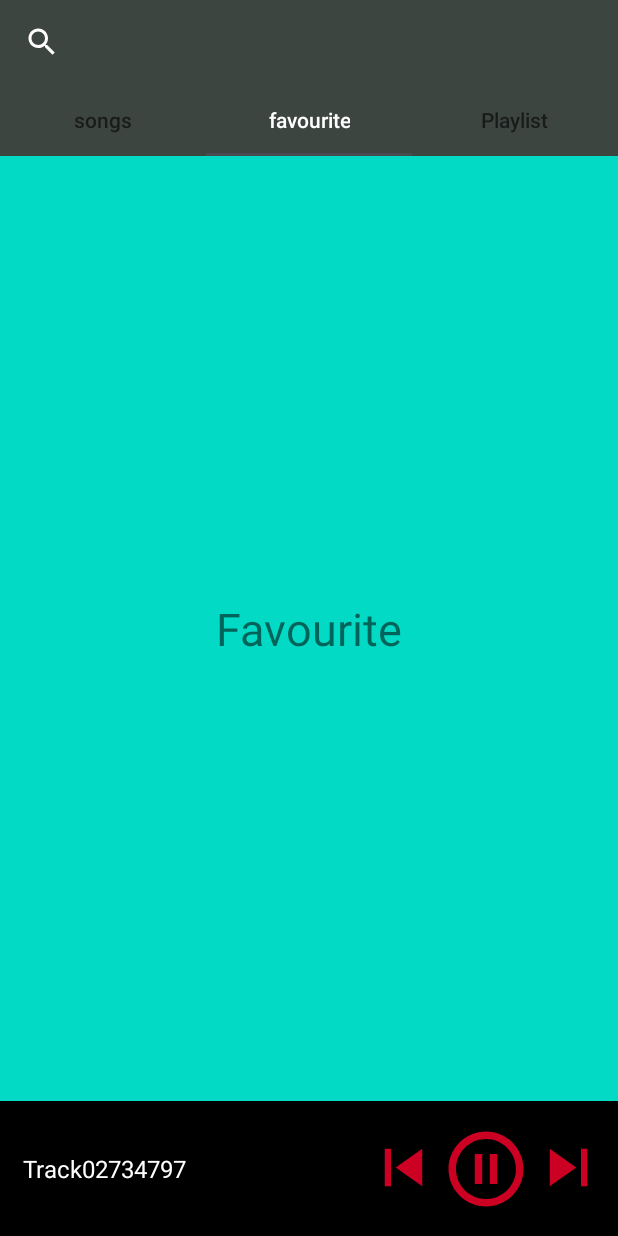
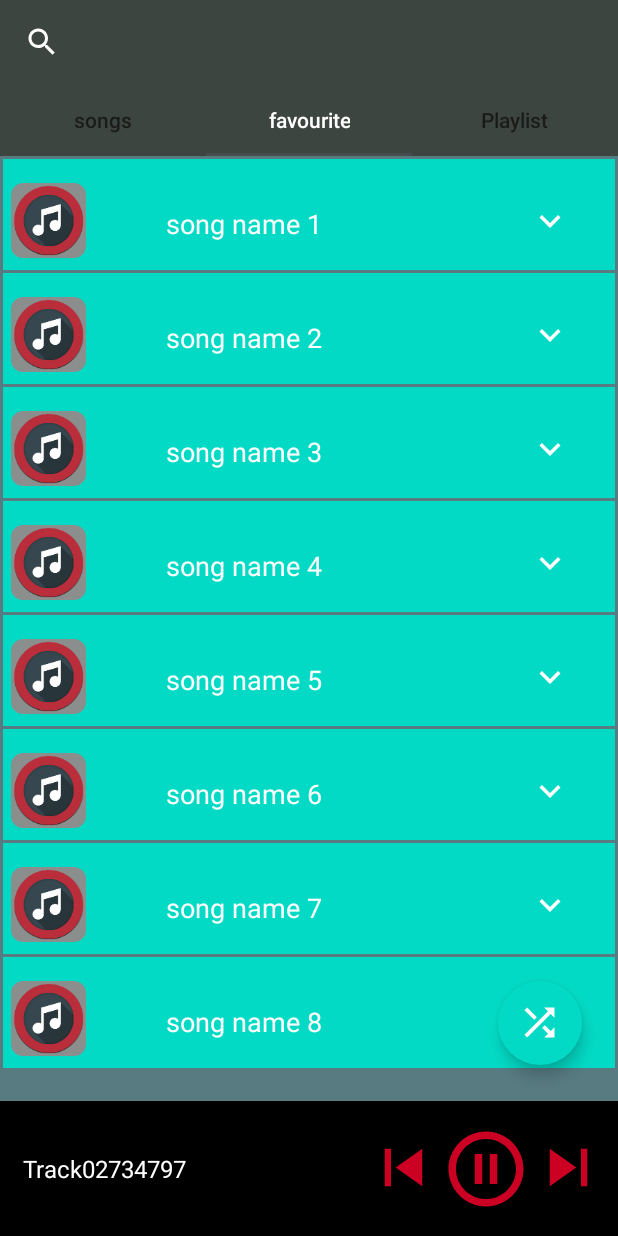
Before and after one commit to afsalmuhammed97/MusicPlayer, an Android app: the screen it shows after launch (MainActivity), tab 2 chosen, on a phone screen of 412 x 824 dp. Run offline under Robolectric (Android 15) with nearby library versions, the phone set to English and light mode, and no system bars; our stand-ins replace EventBus; 7 statements that could not run were skipped.

Commit message:
eighth commit

```diff
--- a/app/src/main/java/com/practies/musicapp/MainActivity.kt
+++ b/app/src/main/java/com/practies/musicapp/MainActivity.kt
@@ -90,6 +90,7 @@ class MainActivity : AppCompatActivity(),ServiceConnection {
            // Toast.makeText(this,"Layout clicked",Toast.LENGTH_SHORT).show()
         }
 
+       // binding.songNameMini.text=musicServices!!.musiclistSe[musicServices!!.currentIndex].title
 
     }
 
--- a/app/src/main/java/com/practies/musicapp/Music.kt
+++ b/app/src/main/java/com/practies/musicapp/Music.kt
@@ -1,5 +1,6 @@
 package com.practies.musicapp
 
+import com.practies.musicapp.fragments.favoriteFragment
 import java.io.Serializable
 import java.util.concurrent.TimeUnit
 
@@ -10,10 +11,14 @@ data class Music(
     val artist:String, val duration:Long =0,
     val path:String, val artUri:String ,val playListId:Int=0 ): Serializable
     //:Serializable
-fun formatDuration(duration: Long):String{
-    val minutes= TimeUnit.MINUTES.convert(duration, TimeUnit.MILLISECONDS)
-    val seconds= (TimeUnit.SECONDS.convert(duration, TimeUnit.MILLISECONDS)-
-            minutes* TimeUnit.SECONDS.convert(1, TimeUnit.MINUTES))
-    return String.format("%02d:%02d",minutes,seconds)
+fun formatDuration(duration: Long):String {
+        val minutes = TimeUnit.MINUTES.convert(duration, TimeUnit.MILLISECONDS)
+        val seconds = (TimeUnit.SECONDS.convert(duration, TimeUnit.MILLISECONDS) -
+                minutes * TimeUnit.SECONDS.convert(1, TimeUnit.MINUTES))
+        return String.format("%02d:%02d", minutes, seconds)
+    }
+
+fun  favoriteChecker(id: String){
+
 
 }
--- /dev/null
+++ b/app/src/main/java/com/practies/musicapp/adapter/FavoriteAdapter.kt
@@ -0,0 +1,53 @@
+package com.practies.musicapp.adapter
+
+import android.view.*
+import android.widget.ImageView
+import android.widget.TextView
+import androidx.recyclerview.widget.RecyclerView
+import com.bumptech.glide.Glide
+import com.bumptech.glide.request.RequestOptions
+import com.practies.musicapp.Music
+import com.practies.musicapp.R
+
+
+class FavoriteAdapter(private val favoriteList:ArrayList<String>):RecyclerView.Adapter<FavoriteAdapter.FavHolder>() {
+   // lateinit var fListener:onItemClickListner
+
+  /* interface onItemClickListner{
+       fun onItemClick(position: Int)
+   }
+    fun setOnItemClickListner(listener:onItemClickListner){
+        fListener=listener
+    }*/
+  //  ,listener:onItemClickListner
+    class FavHolder(itemView:View):RecyclerView.ViewHolder(itemView) {
+           val title=itemView.findViewById<TextView>(R.id.songs_name_fav)
+       // val songImag=itemView.findViewById<ImageView>(R.id.imageMvFav)
+
+        init {
+            itemView.setOnClickListener {
+             //  listener.onItemClick(adapterPosition)
+            }
+        }
+
+    }
+
+
+
+    override fun onCreateViewHolder(parent: ViewGroup, viewType: Int): FavHolder {
+        val itemView=LayoutInflater.from(parent.context).inflate(R.layout.favorite_view,parent,false)
+        return  FavHolder(itemView)//,fListener)
+    }
+
+    override fun onBindViewHolder(holder: FavHolder, position: Int) {
+        val item=favoriteList[position]
+        holder.title.text=item //.title
+//       Glide.with(holder.itemView.context).load(favoriteList[position].artUri)
+//           .apply(RequestOptions.placeholderOf(R.drawable.headphone).centerCrop())
+//           .into(holder.songImag)
+    }
+
+    override fun getItemCount(): Int {
+    return   favoriteList.size
+    }
+}
--- a/app/src/main/java/com/practies/musicapp/adapter/ItemList.kt
+++ /dev/null
@@ -1,3 +0,0 @@
-package com.practies.musicapp.adapter
-
-data class ItemList (val language:String ,val sector :String)
--- a/app/src/main/java/com/practies/musicapp/adapter/MusicAdapter.kt
+++ b/app/src/main/java/com/practies/musicapp/adapter/MusicAdapter.kt
@@ -13,11 +13,11 @@ import com.bumptech.glide.request.RequestOptions
 import com.practies.musicapp.Music
 import com.practies.musicapp.R
 import com.practies.musicapp.formatDuration
+import com.practies.musicapp.interfaces.OnSongComplete
 
 
 //private val context: Context    , private val intemOnclicked:(Music) ->Unit  ,var onSongSelect: onSongSelect
-class MusicAdapter(private val musicList: ArrayList<Music>)
-    :RecyclerView.Adapter<MusicAdapter.MyHolder>() {
+class MusicAdapter(private val musicList: ArrayList<Music>) :RecyclerView.Adapter<MusicAdapter.MyHolder>() {
 
     private lateinit var mListenr:onItemClickListener
 
@@ -35,7 +35,7 @@ class MusicAdapter(private val musicList: ArrayList<Music>)
     {
         val title= itemView.findViewById<TextView>(R.id.songs_nameMv)
 
-        val duration=itemView.findViewById<TextView>(R.id.song_duration)
+       // val duration=itemView.findViewById<TextView>(R.id.song_duration)
         val albumName=itemView.findViewById<TextView>(R.id.song_album)
         val songImage= itemView.findViewById<ImageView>(R.id.imageMv)
 
@@ -64,7 +64,7 @@ class MusicAdapter(private val musicList: ArrayList<Music>)
        val item=musicList [position]
         holder.title.text=item.title
         holder.albumName.text=item.album
-        holder.duration.text= formatDuration(item.duration)
+        //holder.duration.text= formatDuration(item.duration)
 
         Glide.with(holder.itemView.context).load(musicList[position].artUri)
             .apply(RequestOptions.placeholderOf(R.drawable.headphone).centerCrop())
--- a/app/src/main/java/com/practies/musicapp/adapter/ViewPageAdapter.kt
+++ b/app/src/main/java/com/practies/musicapp/adapter/ViewPageAdapter.kt
@@ -5,7 +5,7 @@ import androidx.fragment.app.FragmentManager
 import androidx.lifecycle.Lifecycle
 import androidx.viewpager2.adapter.FragmentStateAdapter
 import com.practies.musicapp.fragments.AlSongsFragment
-import com.practies.musicapp.fragments.FavouriteFragment
+import com.practies.musicapp.fragments.favoriteFragment
 
 import com.practies.musicapp.fragments.PlaylistFragment
 
@@ -21,7 +21,7 @@ class ViewPageAdapter(fragmentManager: FragmentManager,lifecycle: Lifecycle):Fra
                         AlSongsFragment()
                     }
                     1-> {
-                        FavouriteFragment()
+                        favoriteFragment()
                     }
                     2->{
                        PlaylistFragment()
--- a/app/src/main/java/com/practies/musicapp/fragments/AlSongsFragment.kt
+++ b/app/src/main/java/com/practies/musicapp/fragments/AlSongsFragment.kt
@@ -77,6 +77,8 @@ private  lateinit var adapter:MusicAdapter
         binding= FragmentAlSongsBinding.inflate(inflater,container,false)
          adapter = MusicAdapter(musiclist)
         binding.musicRV.layoutManager=LinearLayoutManager(context)
+        binding.musicRV.hasFixedSize()
+        binding.musicRV.setItemViewCacheSize(13)
         binding.musicRV.adapter=  adapter
         return binding.root
     }
--- a/app/src/main/java/com/practies/musicapp/fragments/FavouriteFragment.kt
+++ /dev/null
@@ -1,27 +0,0 @@
-package com.practies.musicapp.fragments
-
-import android.os.Bundle
-import androidx.fragment.app.Fragment
-import android.view.LayoutInflater
-import android.view.View
-import android.view.ViewGroup
-import com.practies.musicapp.R
-
-
-class FavouriteFragment : Fragment() {
-
-    override fun onCreate(savedInstanceState: Bundle?) {
-        super.onCreate(savedInstanceState)
-
-    }
-
-    override fun onCreateView(
-        inflater: LayoutInflater, container: ViewGroup?,
-        savedInstanceState: Bundle?
-    ): View? {
-        // Inflate the layout for this fragment
-        return inflater.inflate(R.layout.fragment_favourite, container, false)
-    }
-
-
-}
--- /dev/null
+++ b/app/src/main/java/com/practies/musicapp/fragments/favoriteFragment.kt
@@ -0,0 +1,93 @@
+package com.practies.musicapp.fragments
+
+import android.content.ComponentName
+import android.content.Intent
+import android.content.ServiceConnection
+import android.os.Bundle
+import android.os.IBinder
+import android.speech.tts.TextToSpeech
+import androidx.fragment.app.Fragment
+import android.view.LayoutInflater
+import android.view.View
+import android.view.ViewGroup
+import android.widget.Toast
+import androidx.appcompat.app.AppCompatActivity
+import androidx.recyclerview.widget.LinearLayoutManager
+import com.practies.musicapp.Music
+import com.practies.musicapp.R
+import com.practies.musicapp.adapter.FavoriteAdapter
+import com.practies.musicapp.databinding.FragmentFavoriteBinding
+import com.practies.musicapp.service.MusicServices
+
+
+class favoriteFragment : Fragment(),ServiceConnection {
+     var musicServices:MusicServices?=null
+    lateinit var binding: FragmentFavoriteBinding
+    lateinit var favAdapter:FavoriteAdapter
+    var  favoriteList= arrayListOf<Music>()
+          val favoriteSongs:ArrayList<Music> = ArrayList()
+    override fun onCreate(savedInstanceState: Bundle?) {
+        super.onCreate(savedInstanceState)
+              val intent=Intent(context,MusicServices::class.java)
+        requireActivity().bindService(intent,this, AppCompatActivity.BIND_AUTO_CREATE)
+        requireActivity().startService(intent)
+
+
+    }
+
+    override fun onCreateView(
+        inflater: LayoutInflater, container: ViewGroup?, savedInstanceState: Bundle?): View? {
+        // Inflate the layout for this fragment
+
+        binding= FragmentFavoriteBinding.inflate(inflater,container,false)
+
+        val tempList=ArrayList<String>()
+        tempList.add("song name 1 ")
+        tempList.add("song name 2")
+
+        tempList.add("song name 3")
+
+        tempList.add("song name 4")
+
+        tempList.add("song name 5")
+
+        tempList.add("song name 6")
+
+        tempList.add("song name 7")
+        tempList.add("song name 8")
+
+
+        favAdapter= FavoriteAdapter (tempList)//(favoriteList )
+        binding.favRecyclerView.layoutManager= LinearLayoutManager(context)
+        binding.favRecyclerView.hasFixedSize()
+        binding.favRecyclerView.setItemViewCacheSize(13)
+        binding.favRecyclerView.adapter=favAdapter
+        return binding.root
+    }
+
+    override fun onViewCreated(view: View, savedInstanceState: Bundle?) {
+        super.onViewCreated(view, savedInstanceState)
+//        favAdapter.setOnItemClickListner(object :FavoriteAdapter.onItemClickListner{
+//            override fun onItemClick(position: Int) {
+//              Toast.makeText(context,"item ${position} clicked",Toast.LENGTH_SHORT).show()
+//            }
+
+   //     })
+
+    }
+
+    override fun onServiceConnected(name: ComponentName?, service: IBinder?) {
+        val binder=service as MusicServices.Mybinder
+        musicServices=binder.currentService()
+
+        Toast.makeText(context,"Favorite connected",Toast.LENGTH_SHORT).show()
+        musicServices!!.musiclistSe=favoriteList
+
+    }
+
+    override fun onServiceDisconnected(name: ComponentName?) {
+        TODO("Not yet implemented")
+    }
+
+
+}
--- /dev/null
+++ b/app/src/main/res/drawable/down_arrow_icon.xml
@@ -0,0 +1,5 @@
+<vector android:height="28dp" android:tint="#FFFFFF"
+    android:viewportHeight="24" android:viewportWidth="24"
+    android:width="28dp" xmlns:android="http://schemas.android.com/apk/res/android">
+    <path android:fillColor="@android:color/white" android:pathData="M7.41,8.59L12,13.17l4.59,-4.58L18,10l-6,6 -6,-6 1.41,-1.41z"/>
+</vector>
--- a/app/src/main/res/layout/activity_main.xml
+++ b/app/src/main/res/layout/activity_main.xml
@@ -53,6 +53,7 @@
 
 
             <TextView
+                android:id="@+id/song_name_mini"
                 android:layout_width="0dp"
                 android:layout_height="wrap_content"
                 app:layout_constraintBottom_toBottomOf="parent"
--- /dev/null
+++ b/app/src/main/res/layout/favorite_view.xml
@@ -0,0 +1,68 @@
+<?xml version="1.0" encoding="utf-8"?>
+<RelativeLayout
+    xmlns:android="http://schemas.android.com/apk/res/android"
+    xmlns:tools="http://schemas.android.com/tools"
+    android:layout_width="match_parent"
+    android:layout_height="wrap_content"
+    xmlns:app="http://schemas.android.com/apk/res-auto"
+    android:background="@color/teal_200"
+    android:paddingTop="8dp"
+    android:layout_marginBottom="2dp">
+
+
+    <com.google.android.material.imageview.ShapeableImageView
+        android:id="@+id/imageMvFav"
+        android:layout_width="50dp"
+        android:layout_height="50dp"
+        android:layout_marginStart="5dp"
+        android:layout_marginTop="8dp"
+        android:layout_marginEnd="16dp"
+        android:src="@mipmap/music_player_icon"
+        app:layout_constraintBottom_toBottomOf="parent"
+        app:layout_constraintEnd_toStartOf="@+id/songs_name_fav"
+        app:layout_constraintStart_toStartOf="parent"
+        app:layout_constraintTop_toTopOf="parent"
+        app:layout_constraintVertical_bias="0.0"
+        app:shapeAppearanceOverlay="@style/Rounded_corner"
+        tools:ignore="MissingConstraints" />
+
+    <TextView
+        android:id="@+id/songs_name_fav"
+        android:layout_width="wrap_content"
+        android:layout_height="30dp"
+
+        android:layout_marginStart="37dp"
+        android:layout_marginTop="20dp"
+        android:layout_marginEnd="109dp"
+        android:layout_marginBottom="16dp"
+
+        android:layout_toEndOf="@+id/imageMvFav"
+        android:gravity="center_vertical"
+        android:paddingVertical="2dp"
+        android:singleLine="true"
+        android:text="@string/song_name"
+        android:textColor="@color/white"
+        android:textSize="18sp"
+
+        tools:ignore="RelativeOverlap" />
+
+    <ImageButton
+
+        android:id="@+id/option_icon_fav"
+        android:layout_width="55dp"
+        android:layout_height="50dp"
+        android:layout_alignParentEnd="true"
+
+        android:layout_marginStart="69dp"
+        android:layout_marginTop="8dp"
+        android:layout_marginEnd="16dp"
+        android:background="@android:color/transparent"
+        android:contentDescription="@string/preve_bt"
+        android:src="@drawable/down_arrow_icon"
+        app:layout_constraintBottom_toBottomOf="parent"
+        app:layout_constraintEnd_toEndOf="parent"
+        app:layout_constraintStart_toEndOf="@+id/songs_name_fav"
+        app:layout_constraintTop_toTopOf="parent" />
+
+
+</RelativeLayout>
--- /dev/null
+++ b/app/src/main/res/layout/fragment_favorite.xml
@@ -0,0 +1,36 @@
+<?xml version="1.0" encoding="utf-8"?>
+<androidx.constraintlayout.widget.ConstraintLayout xmlns:android="http://schemas.android.com/apk/res/android"
+    xmlns:app="http://schemas.android.com/apk/res-auto"
+    xmlns:tools="http://schemas.android.com/tools"
+    android:layout_width="match_parent"
+    android:layout_height="match_parent"
+    android:background="#577B81"
+    tools:context=".fragments.favoriteFragment">
+
+    <androidx.recyclerview.widget.RecyclerView
+        android:id="@+id/fav_recycler_view"
+        android:layout_width="match_parent"
+        android:layout_height="match_parent"
+        android:layout_margin="2dp"
+        app:layout_constraintBottom_toBottomOf="parent"
+        app:layout_constraintEnd_toEndOf="parent"
+        app:layout_constraintStart_toStartOf="parent"
+        app:layout_constraintTop_toTopOf="parent" />
+
+    <com.google.android.material.floatingactionbutton.ExtendedFloatingActionButton
+        android:layout_width="wrap_content"
+        android:layout_height="wrap_content"
+        android:layout_marginEnd="24dp"
+        android:layout_marginBottom="24dp"
+        app:backgroundTint="@color/teal_200"
+        app:icon="@drawable/shuffle"
+        app:iconSize="30dp"
+        app:iconTint="@color/white"
+        app:layout_constraintBottom_toBottomOf="parent"
+        app:layout_constraintEnd_toEndOf="parent"
+        app:layout_constraintVertical_bias="0.995"
+        tools:ignore="SpeakableTextPresentCheck" />
+
+
+
+</androidx.constraintlayout.widget.ConstraintLayout>
--- a/app/src/main/res/layout/fragment_favourite.xml
+++ /dev/null
@@ -1,22 +0,0 @@
-<?xml version="1.0" encoding="utf-8"?>
-<androidx.constraintlayout.widget.ConstraintLayout xmlns:android="http://schemas.android.com/apk/res/android"
-    xmlns:app="http://schemas.android.com/apk/res-auto"
-    xmlns:tools="http://schemas.android.com/tools"
-    android:layout_width="match_parent"
-    android:layout_height="match_parent"
-    android:background="@color/teal_200"
-    tools:context=".fragments.FavouriteFragment">
-
-    <TextView
-        android:layout_width="wrap_content"
-        android:layout_height="wrap_content"
-        android:layout_centerInParent="true"
-        android:text="Favourite"
-        android:textSize="30sp"
-        app:layout_constraintBottom_toBottomOf="parent"
-        app:layout_constraintEnd_toEndOf="parent"
-        app:layout_constraintStart_toStartOf="parent"
-        app:layout_constraintTop_toTopOf="parent" />
-
-
-</androidx.constraintlayout.widget.ConstraintLayout>
--- a/app/src/main/res/layout/music_view.xml
+++ b/app/src/main/res/layout/music_view.xml
@@ -23,9 +23,8 @@
         android:layout_width="wrap_content"
         android:layout_height="30dp"
         android:layout_marginStart="18dp"
-
         android:layout_marginEnd="-13dp"
-        android:layout_toStartOf="@id/song_duration"
+        android:layout_toStartOf="@id/option_icon"
         android:layout_toEndOf="@id/imageMv"
         android:gravity="center_vertical"
         android:paddingVertical="2dp"
@@ -41,7 +40,7 @@
         android:layout_marginStart="16dp"
         android:layout_marginTop="30dp"
         android:layout_marginEnd="-7dp"
-        android:layout_toStartOf="@id/song_duration"
+        android:layout_toStartOf="@id/option_icon"
         android:layout_toEndOf="@id/imageMv"
         android:gravity="center_vertical"
         android:paddingVertical="2dp"
@@ -50,17 +49,26 @@
         android:textColor="@color/white"
         android:textSize="14sp" />
 
-    <TextView
-        android:id="@+id/song_duration"
+<!--    <TextView-->
+<!--        android:id="@+id/song_duration"-->
+<!--        android:layout_width="55dp"-->
+<!--        android:layout_height="50dp"-->
+<!--        android:layout_alignParentEnd="true"-->
+<!--        android:gravity="center"-->
+<!--        android:text="@string/song_start"-->
+<!--        android:textColor="@color/white"-->
+<!--        android:textSize="14sp" />-->
+
+
+    <ImageButton
+
+        android:id="@+id/option_icon"
         android:layout_width="55dp"
         android:layout_height="50dp"
         android:layout_alignParentEnd="true"
-        android:gravity="center"
-        android:text="@string/song_start"
-        android:textColor="@color/white"
-        android:textSize="14sp" />
 
-
-
+        android:background="@android:color/transparent"
+        android:contentDescription="@string/preve_bt"
+        android:src="@drawable/down_arrow_icon" />
 
 </RelativeLayout>
```
